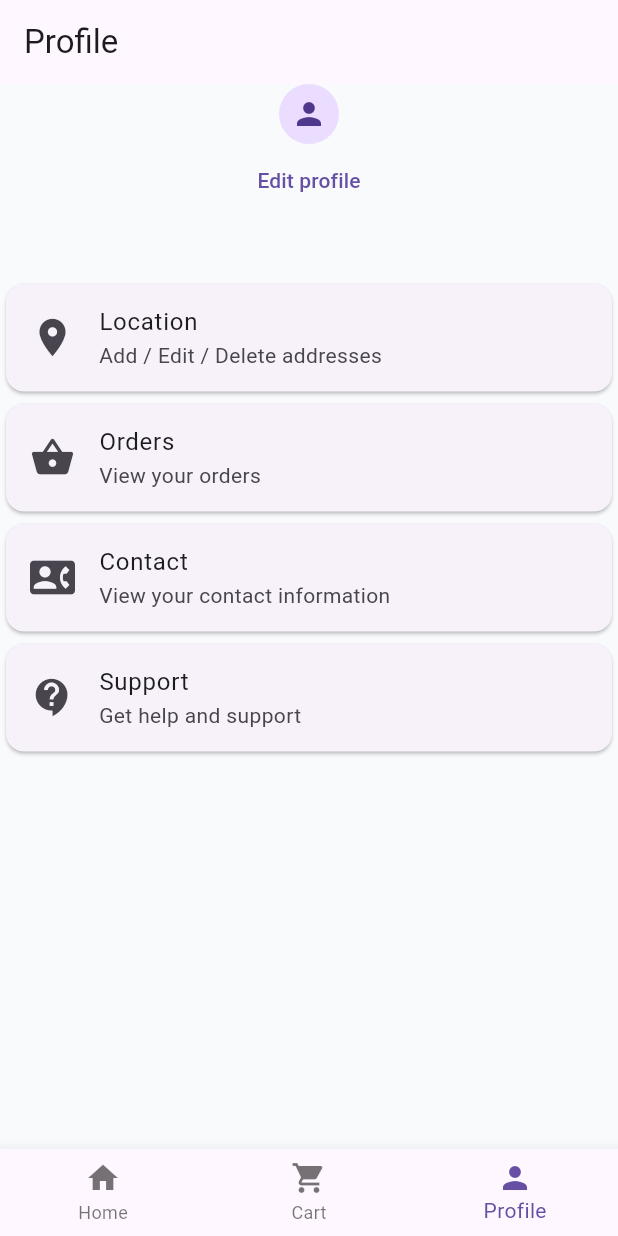
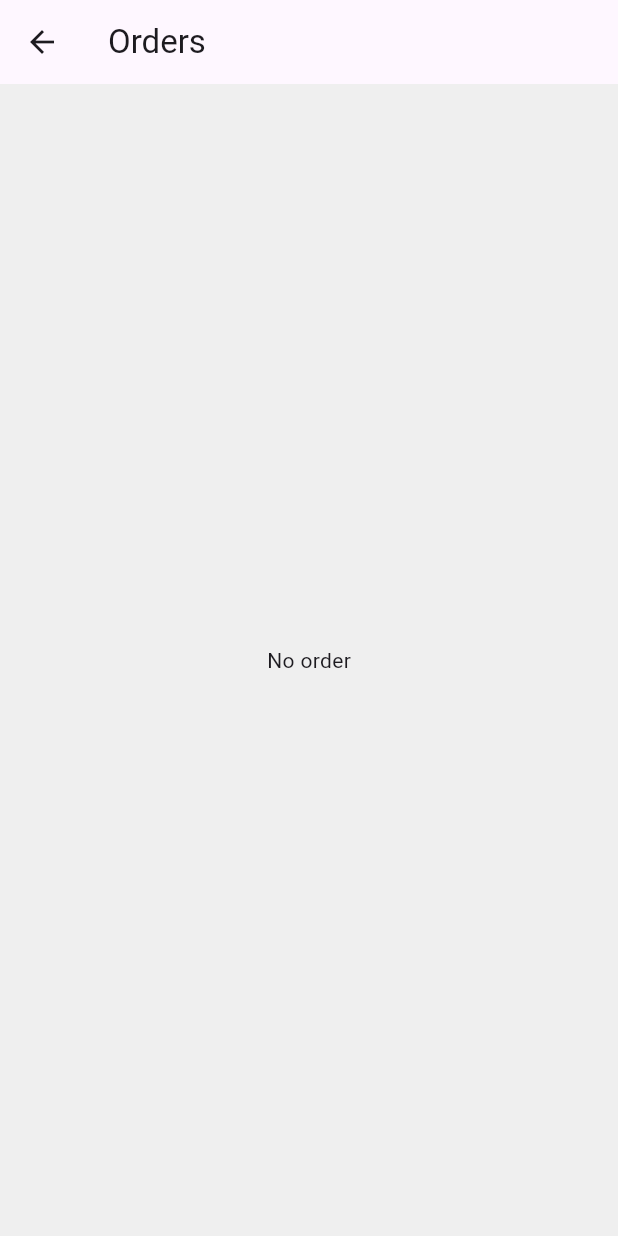
Before and after one commit to bibekparajuli39/GearShoppingApp-using-flutter, a Flutter app: the screen it shows once a user with an empty profile is signed in, item 3 of the bottom bar chosen, after a tap on "Orders", on a phone screen of 412 x 824 dp. Run offline on Flutter 3.47's test engine with Material 3 defaults, Android fonts, the phone set to English and light mode, and no system bars; our stand-ins replace cloud_firestore, firebase_auth, firebase_core, flutter_riverpod, riverpod; accounts and stored records are empty; network calls fail.

Commit message:
created order screen and added item in it

```diff
--- a/lib/core/routes/app_pages.dart
+++ b/lib/core/routes/app_pages.dart
@@ -9,6 +9,7 @@ import 'package:gearapp/screens/login/auth_wrapper.dart';
 import 'package:gearapp/screens/login/login_screen.dart';
 import 'package:gearapp/screens/login/signup_screen.dart';
 import 'package:gearapp/screens/maintab_screen.dart';
+import 'package:gearapp/screens/order/order_screen.dart';
 import 'package:gearapp/screens/profile/profile_screen.dart';
 import 'package:gearapp/screens/splashsrc/splash_screen.dart';
 
@@ -26,5 +27,7 @@ class AppPages {
     AppRoutes.forget: (context) => const Forgetpass(),
     AppRoutes.address: (context) =>
         AddressScreen(userId: FirebaseAuth.instance.currentUser?.uid ?? ''),
+    AppRoutes.order: (context) =>
+        OrderScreen(userId: FirebaseAuth.instance.currentUser?.uid ?? ''),
   };
 }
--- a/lib/core/routes/app_routes.dart
+++ b/lib/core/routes/app_routes.dart
@@ -9,4 +9,5 @@ class AppRoutes {
   static const String wrap = '/wrap';
   static const String forget = '/forget';
   static const String address = '/address';
+  static const String order = '/order';
 }
--- a/lib/main.dart
+++ b/lib/main.dart
@@ -27,7 +27,7 @@ class MyApp extends StatelessWidget {
         routes: AppPages.routes,
         theme: ThemeData(
           primarySwatch: Colors.blue,
-          scaffoldBackgroundColor: const Color(0xFFF8FAFC),
+          scaffoldBackgroundColor: const Color.fromARGB(255, 239, 239, 239),
         ),
       ),
     );
--- /dev/null
+++ b/lib/provider/order_provider.dart
@@ -0,0 +1,15 @@
+import 'package:cloud_firestore/cloud_firestore.dart';
+import 'package:flutter_riverpod/flutter_riverpod.dart';
+
+final orderProvider = StreamProvider.family<QuerySnapshot, String>((
+  ref,
+  String userId,
+) {
+  final db = FirebaseFirestore.instance;
+  return db
+      .collection('users')
+      .doc(userId)
+      .collection('orders')
+      .orderBy('createdAt', descending: true)
+      .snapshots();
+});
--- a/lib/screens/cart/cart_screen.dart
+++ b/lib/screens/cart/cart_screen.dart
@@ -1,6 +1,7 @@
 import 'package:flutter/material.dart';
 import 'package:flutter_riverpod/flutter_riverpod.dart';
 import 'package:gearapp/provider/cartprovider.dart';
+import 'package:gearapp/service/order_service.dart';
 
 class CartScreen extends ConsumerStatefulWidget {
   final String userId;
@@ -31,7 +32,7 @@ class _CartScreenState extends ConsumerState<CartScreen> {
               children: [
                 ListView.builder(
                   shrinkWrap: true,
-                  physics: NeverScrollableScrollPhysics(),
+                  physics: const NeverScrollableScrollPhysics(),
                   itemCount: item.length,
                   itemBuilder: (context, index) {
                     final cartItem = item[index];
@@ -53,7 +54,7 @@ class _CartScreenState extends ConsumerState<CartScreen> {
                                     productId: cartItem.product,
                                   );
                             },
-                            icon: Icon(Icons.remove),
+                            icon: const Icon(Icons.remove),
                           ),
                           Text(cartItem.quantity.toString()),
                           IconButton(
@@ -65,7 +66,7 @@ class _CartScreenState extends ConsumerState<CartScreen> {
                                     productId: cartItem.product.id,
                                   );
                             },
-                            icon: Icon(Icons.add),
+                            icon: const Icon(Icons.add),
                           ),
                           IconButton(
                             onPressed: () {
@@ -81,14 +82,14 @@ class _CartScreenState extends ConsumerState<CartScreen> {
                                 ),
                               );
                             },
-                            icon: Icon(Icons.delete),
+                            icon: const Icon(Icons.delete),
                           ),
                         ],
                       ),
                     );
                   },
                 ),
-                Divider(),
+                const Divider(),
                 Container(
                   padding: const EdgeInsets.all(25),
                   child: Column(
@@ -96,30 +97,42 @@ class _CartScreenState extends ConsumerState<CartScreen> {
                       Row(
                         mainAxisAlignment: MainAxisAlignment.spaceBetween,
                         children: [
-                          Text('Total :', style: TextStyle(fontSize: 16)),
+                          const Text('Total :', style: TextStyle(fontSize: 16)),
                           Text(
-                            '\$${totalPrice.toStringAsFixed(1)}',
+                            '\$${totalPrice.toStringAsFixed(2)}',
                             textAlign: TextAlign.start,
                           ),
                         ],
                       ),
-                      SizedBox(height: 16),
+                      const SizedBox(height: 16),
                       Row(
                         mainAxisAlignment: MainAxisAlignment.end,
                         children: [
-                          SizedBox(
-                            child: ElevatedButton(
-                              onPressed: () {},
-                              style: ElevatedButton.styleFrom(
-                                backgroundColor: Colors.blue,
-                                shape: RoundedRectangleBorder(
-                                  borderRadius: BorderRadius.circular(10),
+                          ElevatedButton(
+                            onPressed: () async {
+                              final messenger = ScaffoldMessenger.of(context);
+
+                              await OrderService().placeOrder(
+                                userId: widget.userId,
+                                cartitems: item,
+                                totalPrice: totalPrice,
+                              );
+
+                              messenger.showSnackBar(
+                                const SnackBar(
+                                  content: Text('Order placed successfully'),
                                 ),
+                              );
+                            },
+                            style: ElevatedButton.styleFrom(
+                              backgroundColor: Colors.blue,
+                              shape: RoundedRectangleBorder(
+                                borderRadius: BorderRadius.circular(10),
                               ),
-                              child: Text(
-                                'Checkout',
-                                style: TextStyle(color: Colors.white),
-                              ),
+                            ),
+                            child: const Text(
+                              'Place Order',
+                              style: TextStyle(color: Colors.white),
                             ),
                           ),
                         ],
@@ -130,8 +143,8 @@ class _CartScreenState extends ConsumerState<CartScreen> {
               ],
             );
           },
-          error: (e, _) => Center(child: Text('error = $e')),
-          loading: () => Center(child: CircularProgressIndicator()),
+          error: (e, _) => Center(child: Text('Error: $e')),
+          loading: () => const Center(child: CircularProgressIndicator()),
         ),
       ),
     );
--- a/lib/screens/home/home_screen.dart
+++ b/lib/screens/home/home_screen.dart
@@ -41,11 +41,16 @@ class _HomeScreenState extends State<HomeScreen> {
             child: Row(
               children: [
                 const Text(
-                  'Welcome to Gear Products',
+                  'Welcome to Gear product',
                   style: TextStyle(fontSize: 18),
                 ),
                 Spacer(),
-                Text('${user!.email}'),
+                Expanded(
+                  child: Text(
+                    user?.email ?? 'Guest',
+                    overflow: TextOverflow.ellipsis,
+                  ),
+                ),
               ],
             ),
           ),
--- /dev/null
+++ b/lib/screens/order/order_screen.dart
@@ -0,0 +1,87 @@
+import 'package:flutter/material.dart';
+import 'package:flutter_riverpod/flutter_riverpod.dart';
+import 'package:gearapp/provider/order_provider.dart';
+
+class OrderScreen extends ConsumerWidget {
+  final String userId;
+  const OrderScreen({super.key, required this.userId});
+
+  @override
+  Widget build(BuildContext context, WidgetRef ref) {
+    final orderAsync = ref.watch(orderProvider(userId));
+    return Scaffold(
+      appBar: AppBar(title: const Text('Orders')),
+      body: orderAsync.when(
+        data: (order) {
+          if (order.docs.isEmpty) {
+            return Center(child: Text('No order'));
+          } else {
+            return Container(
+              decoration: BoxDecoration(
+                color: Colors.white,
+                borderRadius: BorderRadius.circular(10),
+              ),
+              margin: EdgeInsets.all(20),
+              padding: EdgeInsets.all(20),
+              child: Column(
+                children: [
+                  Container(
+                    alignment: Alignment.centerLeft,
+                    child: Text(
+                      'Orders details',
+                      style: TextStyle(
+                        fontWeight: FontWeight.bold,
+                        fontFamily: 'Montserrat',
+                        fontSize: 20,
+                      ),
+                    ),
+                  ),
+                  Expanded(
+                    child: ListView.builder(
+                      itemCount: order.docs.length,
+                      itemBuilder: (context, index) {
+                        final ord = order.docs[index];
+                        return Card(
+                          color: Colors.white,
+
+                          margin: EdgeInsets.all(10),
+                          child: ExpansionTile(
+                            title: Text('Order : ${ord['orderId']}'),
+                            subtitle: Text(ord['status']),
+                            trailing: Text(
+                              'Total Price: \$${ord['totalPrice']}',
+                              style: TextStyle(fontSize: 15),
+                            ),
+
+                            children: [
+                              ...List.generate(ord['items'].length, (i) {
+                                final item = ord['items'][i];
+
+                                return ListTile(
+                                  leading: Image.network(item['imageUrl']),
+                                  title: Text(item['name']),
+                                  subtitle: Text(
+                                    "Qty: ${item['quantity']} x ${item['price']}",
+                                  ),
+                                  trailing: Text(
+                                    "\$${((item['quantity'] ?? 0) * (item['price'] ?? 0)).toString()}",
+                                  ),
+                                );
+                              }),
+                            ],
+                          ),
+                        );
+                      },
+                    ),
+                  ),
+                ],
+              ),
+            );
+          }
+        },
+        error: (e, r) => Center(child: Text('Error = $e')),
+        loading: () => Center(child: CircularProgressIndicator()),
+      ),
+    );
+  }
+}
--- a/lib/screens/profile/profile_screen.dart
+++ b/lib/screens/profile/profile_screen.dart
@@ -17,13 +17,44 @@ class _ProfileScreenState extends State<ProfileScreen> {
   Widget build(BuildContext context) {
     return Scaffold(
       appBar: AppBar(title: Text('Profile')),
-      body: Column(
+      body: SingleChildScrollView(
+        child: Column(
           children: [
             Center(child: CircleAvatar(child: Icon(Icons.person))),
             TextButton(onPressed: () {}, child: Text('Edit profile')),
             SizedBox(height: 10),
             Text('${user!.email}', style: TextStyle(fontSize: 15)),
             SizedBox(height: 10),
+            Container(
+              margin: EdgeInsets.symmetric(horizontal: 20),
+              alignment: Alignment.centerLeft,
+              padding: EdgeInsets.all(20),
+              child: Text(
+                'ACCOUNT SETTINGS',
+                style: TextStyle(
+                  fontSize: 18,
+                  fontWeight: FontWeight.bold,
+                  fontFamily: 'Roboto',
+                ),
+              ),
+            ),
+            Container(
+              margin: EdgeInsets.symmetric(horizontal: 20),
+              padding: EdgeInsets.all(18),
+              decoration: BoxDecoration(
+                color: Colors.white,
+                borderRadius: BorderRadius.circular(25),
+                boxShadow: [
+                  BoxShadow(
+                    color: Colors.grey.withValues(alpha: 0.5),
+                    spreadRadius: 1,
+                    blurRadius: 5,
+                    offset: Offset(0, 3),
+                  ),
+                ],
+              ),
+              child: Column(
+                children: [
                   Profiletile(
                     icon: Icons.location_on,
                     title: 'Location',
@@ -36,7 +67,9 @@ class _ProfileScreenState extends State<ProfileScreen> {
                     icon: Icons.shopping_basket,
                     title: 'Orders',
                     subtitle: 'View your orders',
-            onTap: () {},
+                    onTap: () {
+                      Navigator.pushNamed(context, AppRoutes.order);
+                    },
                   ),
                   Profiletile(
                     icon: Icons.contact_phone,
@@ -52,6 +85,10 @@ class _ProfileScreenState extends State<ProfileScreen> {
                   ),
                 ],
               ),
+            ),
+          ],
+        ),
+      ),
     );
   }
 }
--- a/lib/widgets/listview.dart
+++ b/lib/widgets/listview.dart
@@ -21,6 +21,7 @@ class _ProfiletileState extends State<Profiletile> {
   @override
   Widget build(BuildContext context) {
     return Card(
+      color: Colors.white,
       child: ListTile(
         leading: Icon(widget.icon, size: 30),
         title: Text(widget.title, style: TextStyle(fontSize: 16)),
--- a/pubspec.yaml
+++ b/pubspec.yaml
@@ -42,6 +42,7 @@ dependencies:
   firebase_auth: ^6.4.0
   cloud_firestore: ^6.3.0
   google_sign_in: ^7.2.0
+  uuid: ^4.5.1
 
 dev_dependencies:
   flutter_test:
```
Also changed, not shown: lib/models/order_model.dart (added, +30 -0 lines), lib/screens/address/address_screen.dart (+8 -1 lines), lib/service/order_service.dart (added, +52 -0 lines), pubspec.lock. Lines whose indentation alone changed are shown as unchanged.
